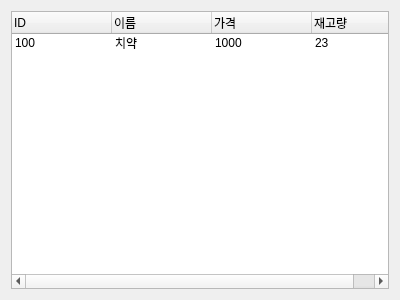
Qt form CSApp/productmanagerform.ui (Jeong77777/Project_ClientChatManagementProgram_Qt) before a commit.
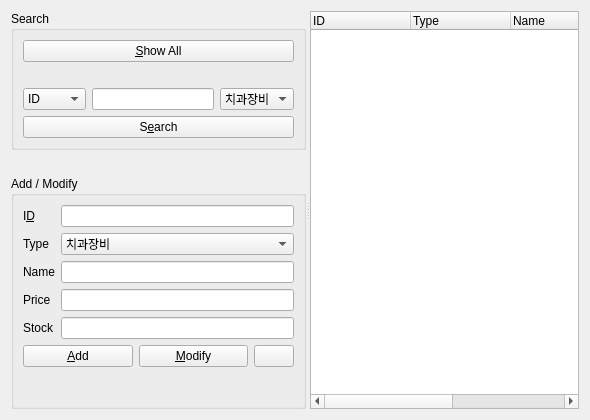
The same form after that commit.

Patch:
```diff
--- a/CSApp/productmanagerform.ui
+++ b/CSApp/productmanagerform.ui
@@ -6,56 +6,295 @@
    <rect>
     <x>0</x>
     <y>0</y>
-    <width>400</width>
-    <height>300</height>
+    <width>590</width>
+    <height>420</height>
    </rect>
   </property>
   <property name="windowTitle">
    <string>Form</string>
   </property>
-  <layout class="QVBoxLayout" name="verticalLayout">
+  <layout class="QVBoxLayout" name="verticalLayout_3">
    <item>
-    <widget class="QTreeWidget" name="treeWidget">
-     <property name="rootIsDecorated">
-      <bool>false</bool>
+    <widget class="QSplitter" name="splitter">
+     <property name="orientation">
+      <enum>Qt::Horizontal</enum>
      </property>
-     <property name="itemsExpandable">
-      <bool>false</bool>
-     </property>
-     <column>
-      <property name="text">
-       <string>ID</string>
-      </property>
-     </column>
-     <column>
-      <property name="text">
-       <string>이름</string>
-      </property>
-     </column>
-     <column>
-      <property name="text">
-       <string>가격</string>
-      </property>
-     </column>
-     <column>
-      <property name="text">
-       <string>재고량</string>
-      </property>
-     </column>
-     <item>
-      <property name="text">
-       <string>100</string>
-      </property>
-      <property name="text">
-       <string>치약</string>
-      </property>
-      <property name="text">
-       <string>1000</string>
-      </property>
-      <property name="text">
-       <string>23</string>
-      </property>
-     </item>
+     <widget class="QWidget" name="layoutWidget">
+      <layout class="QVBoxLayout" name="toolVerticalLayout">
+       <item>
+        <widget class="QGroupBox" name="searchGroupBox">
+         <property name="title">
+          <string>Search</string>
+         </property>
+         <layout class="QVBoxLayout" name="verticalLayout_2">
+          <item>
+           <widget class="QPushButton" name="showAllPushButton">
+            <property name="text">
+             <string>&amp;Show All</string>
+            </property>
+           </widget>
+          </item>
+          <item>
+           <spacer name="verticalSpacer">
+            <property name="orientation">
+             <enum>Qt::Vertical</enum>
+            </property>
+            <property name="sizeType">
+             <enum>QSizePolicy::Fixed</enum>
+            </property>
+            <property name="sizeHint" stdset="0">
+             <size>
+              <width>20</width>
+              <height>20</height>
+             </size>
+            </property>
+           </spacer>
+          </item>
+          <item>
+           <layout class="QHBoxLayout" name="searchHorizontalLayout">
+            <item>
+             <widget class="QComboBox" name="searchComboBox">
+              <item>
+               <property name="text">
+                <string>ID</string>
+               </property>
+              </item>
+              <item>
+               <property name="text">
+                <string>Type</string>
+               </property>
+              </item>
+              <item>
+               <property name="text">
+                <string>Name</string>
+               </property>
+              </item>
+             </widget>
+            </item>
+            <item>
+             <widget class="QLineEdit" name="searchLineEdit"/>
+            </item>
+            <item>
+             <widget class="QComboBox" name="searchTypeComboBox">
+              <item>
+               <property name="text">
+                <string>치과장비</string>
+               </property>
+              </item>
+              <item>
+               <property name="text">
+                <string>치과재료</string>
+               </property>
+              </item>
+              <item>
+               <property name="text">
+                <string>위생용품</string>
+               </property>
+              </item>
+             </widget>
+            </item>
+           </layout>
+          </item>
+          <item>
+           <widget class="QPushButton" name="searchPushButton">
+            <property name="text">
+             <string>S&amp;earch</string>
+            </property>
+           </widget>
+          </item>
+         </layout>
+        </widget>
+       </item>
+       <item>
+        <spacer name="verticalSpacer_2">
+         <property name="orientation">
+          <enum>Qt::Vertical</enum>
+         </property>
+         <property name="sizeType">
+          <enum>QSizePolicy::Fixed</enum>
+         </property>
+         <property name="sizeHint" stdset="0">
+          <size>
+           <width>20</width>
+           <height>20</height>
+          </size>
+         </property>
+        </spacer>
+       </item>
+       <item>
+        <widget class="QGroupBox" name="inputGroupBox">
+         <property name="title">
+          <string>Add / Modify</string>
+         </property>
+         <layout class="QVBoxLayout" name="verticalLayout">
+          <item>
+           <layout class="QFormLayout" name="clientFormLayout">
+            <item row="0" column="0">
+             <widget class="QLabel" name="idLabel">
+              <property name="text">
+               <string>I&amp;D</string>
+              </property>
+              <property name="buddy">
+               <cstring>idLineEdit</cstring>
+              </property>
+             </widget>
+            </item>
+            <item row="1" column="0">
+             <widget class="QLabel" name="typeLabel">
+              <property name="text">
+               <string>Type</string>
+              </property>
+             </widget>
+            </item>
+            <item row="3" column="0">
+             <widget class="QLabel" name="priceLabel">
+              <property name="text">
+               <string>Price</string>
+              </property>
+              <property name="buddy">
+               <cstring>priceLineEdit</cstring>
+              </property>
+             </widget>
+            </item>
+            <item row="2" column="0">
+             <widget class="QLabel" name="nameLabel">
+              <property name="text">
+               <string>Name</string>
+              </property>
+              <property name="buddy">
+               <cstring>nameLineEdit</cstring>
+              </property>
+             </widget>
+            </item>
+            <item row="0" column="1">
+             <widget class="QLineEdit" name="idLineEdit">
+              <property name="readOnly">
+               <bool>true</bool>
+              </property>
+             </widget>
+            </item>
+            <item row="2" column="1">
+             <widget class="QLineEdit" name="nameLineEdit"/>
+            </item>
+            <item row="3" column="1">
+             <widget class="QLineEdit" name="priceLineEdit"/>
+            </item>
+            <item row="4" column="0">
+             <widget class="QLabel" name="stockLabel">
+              <property name="text">
+               <string>Stock</string>
+              </property>
+             </widget>
+            </item>
+            <item row="4" column="1">
+             <widget class="QLineEdit" name="stockLineEdit"/>
+            </item>
+            <item row="1" column="1">
+             <widget class="QComboBox" name="typeComboBox">
+              <item>
+               <property name="text">
+                <string>치과장비</string>
+               </property>
+              </item>
+              <item>
+               <property name="text">
+                <string>치과재료</string>
+               </property>
+              </item>
+              <item>
+               <property name="text">
+                <string>위생용품</string>
+               </property>
+              </item>
+             </widget>
+            </item>
+           </layout>
+          </item>
+          <item>
+           <layout class="QHBoxLayout" name="addHorizontalLayout">
+            <item>
+             <widget class="QPushButton" name="addPushButton">
+              <property name="text">
+               <string>&amp;Add</string>
+              </property>
+             </widget>
+            </item>
+            <item>
+             <widget class="QPushButton" name="modifyPushButton">
+              <property name="text">
+               <string>&amp;Modify</string>
+              </property>
+             </widget>
+            </item>
+            <item>
+             <widget class="QPushButton" name="cleanPushButton">
+              <property name="sizePolicy">
+               <sizepolicy hsizetype="Fixed" vsizetype="Fixed">
+                <horstretch>0</horstretch>
+                <verstretch>0</verstretch>
+               </sizepolicy>
+              </property>
+              <property name="text">
+               <string/>
+              </property>
+             </widget>
+            </item>
+           </layout>
+          </item>
+          <item>
+           <spacer name="verticalSpacer_3">
+            <property name="orientation">
+             <enum>Qt::Vertical</enum>
+            </property>
+            <property name="sizeHint" stdset="0">
+             <size>
+              <width>20</width>
+              <height>40</height>
+             </size>
+            </property>
+           </spacer>
+          </item>
+         </layout>
+        </widget>
+       </item>
+      </layout>
+     </widget>
+     <widget class="QWidget" name="verticalLayoutWidget">
+      <layout class="QVBoxLayout" name="listVerticalLayout">
+       <item>
+        <widget class="QTreeWidget" name="treeWidget">
+         <property name="rootIsDecorated">
+          <bool>false</bool>
+         </property>
+         <column>
+          <property name="text">
+           <string>ID</string>
+          </property>
+         </column>
+         <column>
+          <property name="text">
+           <string>Type</string>
+          </property>
+         </column>
+         <column>
+          <property name="text">
+           <string>Name</string>
+          </property>
+         </column>
+         <column>
+          <property name="text">
+           <string>Price</string>
+          </property>
+         </column>
+         <column>
+          <property name="text">
+           <string>Quntites in stock</string>
+          </property>
+         </column>
+        </widget>
+       </item>
+      </layout>
+     </widget>
     </widget>
    </item>
   </layout>
```
Left out of the diff: 2 changed lines with no effect on the pictures.
